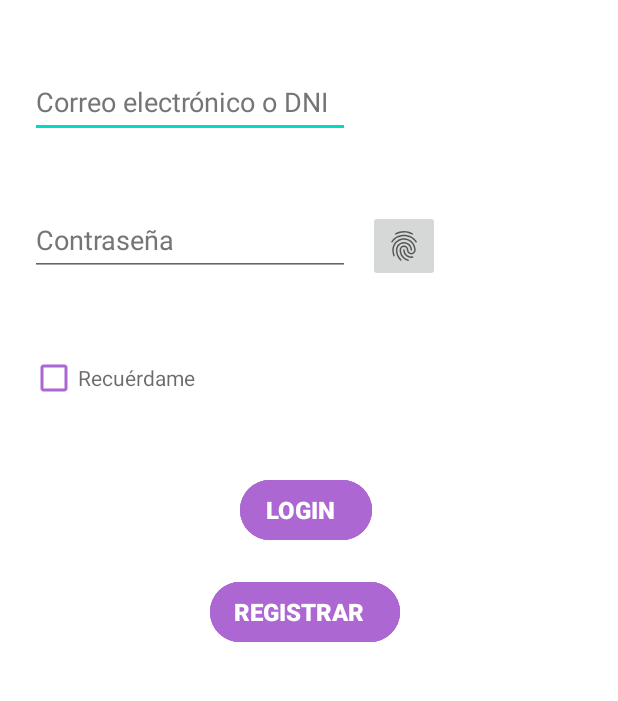
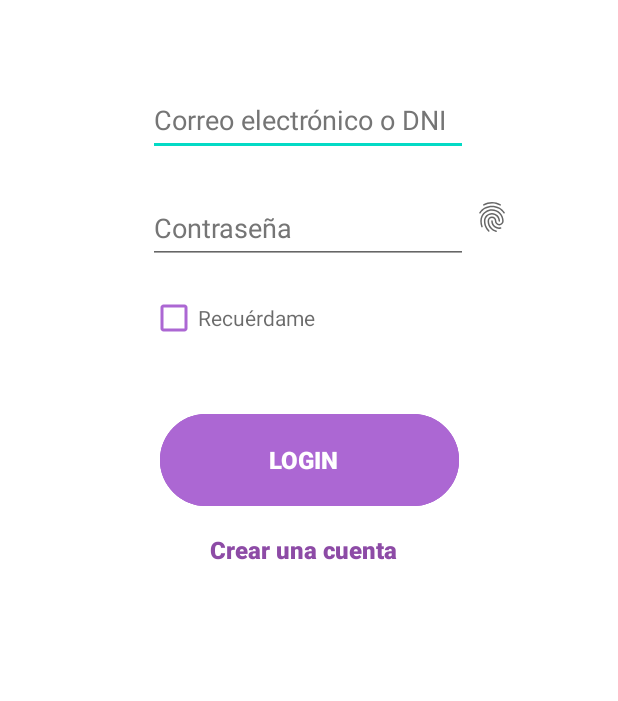
Before and after one commit to pablonoriega/AppDiscometro, an Android app: the screen it shows after launch (LoginActivity), on a phone screen of 412 x 824 dp, the part 446-1147 px from its top. Run offline under Robolectric (Android 15) with nearby library versions, the phone set to English and light mode, and no system bars; our stand-ins replace Firebase (no records; nobody signed in at launch, a user with empty details on screens opened directly).

Commit message:
layout login

```diff
--- a/app/src/main/res/layout/activity_login.xml
+++ b/app/src/main/res/layout/activity_login.xml
@@ -4,13 +4,15 @@
     xmlns:tools="http://schemas.android.com/tools"
     android:layout_width="match_parent"
     android:layout_height="match_parent"
+    android:backgroundTint="#FFFFFF"
     tools:context=".Login.LoginActivity"
     tools:ignore="SpeakableTextPresentCheck">
 
 
     <androidx.constraintlayout.widget.ConstraintLayout
         android:layout_width="match_parent"
-        android:layout_height="wrap_content">
+        android:layout_height="wrap_content"
+        android:background="#FFFFFF">
 
         <ImageView
             android:id="@+id/iv_login_banner"
@@ -25,13 +27,14 @@
             android:id="@+id/et_login_email"
             android:layout_width="wrap_content"
             android:layout_height="wrap_content"
-            android:layout_marginStart="20dp"
-            android:layout_marginTop="44dp"
+            android:layout_marginTop="56dp"
             android:ems="10"
             android:hint="@string/CorreoDNI"
             android:inputType="textEmailAddress"
             android:minHeight="48dp"
             android:textColorHint="#757575"
+            app:layout_constraintEnd_toEndOf="parent"
+            app:layout_constraintHorizontal_bias="0.497"
             app:layout_constraintStart_toStartOf="parent"
             app:layout_constraintTop_toBottomOf="@+id/iv_login_banner" />
 
@@ -39,13 +42,14 @@
             android:id="@+id/et_login_password"
             android:layout_width="wrap_content"
             android:layout_height="wrap_content"
-            android:layout_marginStart="20dp"
-            android:layout_marginTop="44dp"
+            android:layout_marginTop="24dp"
             android:ems="10"
             android:hint="@string/Contraseña"
             android:inputType="textPassword"
             android:minHeight="48dp"
             android:textColorHint="#757575"
+            app:layout_constraintEnd_toEndOf="parent"
+            app:layout_constraintHorizontal_bias="0.497"
             app:layout_constraintStart_toStartOf="parent"
             app:layout_constraintTop_toBottomOf="@+id/et_login_email" />
 
@@ -53,11 +57,12 @@
             android:id="@+id/ibtn_login_showpassword"
             android:layout_width="wrap_content"
             android:layout_height="wrap_content"
-            android:layout_marginStart="12dp"
-            android:layout_marginTop="48dp"
+            android:layout_marginEnd="60dp"
+            android:layout_marginBottom="216dp"
+            android:backgroundTint="#FFFFFF"
             android:minHeight="48dp"
-            app:layout_constraintStart_toEndOf="@+id/et_login_password"
-            app:layout_constraintTop_toBottomOf="@+id/et_login_email"
+            app:layout_constraintBottom_toBottomOf="parent"
+            app:layout_constraintEnd_toEndOf="parent"
             app:srcCompat="?android:attr/fingerprintAuthDrawable"
             tools:ignore="SpeakableTextPresentCheck" />
 
@@ -65,8 +70,8 @@
             android:id="@+id/cb_login_remember"
             android:layout_width="wrap_content"
             android:layout_height="wrap_content"
-            android:layout_marginStart="20dp"
-            android:layout_marginTop="44dp"
+            android:layout_marginStart="100dp"
+            android:layout_marginTop="12dp"
             android:buttonTint="#AC67D3"
             android:text="@string/Recuérdame"
             android:textColor="#95000000"
@@ -78,20 +83,21 @@
         <Button
             android:id="@+id/btn_login_login"
             style="@style/Widget.Material3.Button.OutlinedButton.Icon"
-            android:layout_width="wrap_content"
-            android:layout_height="wrap_content"
-            android:layout_marginStart="160dp"
-            android:layout_marginTop="40dp"
+            android:layout_width="199dp"
+            android:layout_height="69dp"
+            android:layout_marginTop="36dp"
             android:backgroundTint="#AC67D3"
             android:onClick="intentToMap"
             android:outlineAmbientShadowColor="#3F51B5"
             android:outlineSpotShadowColor="#3F51B5"
             android:text="@string/login"
+            android:textAlignment="center"
             android:textAppearance="@style/TextAppearance.AppCompat.Body2"
             android:textColor="#FFFFFF"
             android:textSize="16sp"
             android:textStyle="bold"
             app:iconTintMode="add"
+            app:layout_constraintEnd_toEndOf="parent"
             app:layout_constraintStart_toStartOf="parent"
             app:layout_constraintTop_toBottomOf="@+id/cb_login_remember"
             app:strokeColor="#AC67D3" />
@@ -99,23 +105,25 @@
         <Button
             android:id="@+id/btn_login_register"
             style="@style/Widget.Material3.Button.OutlinedButton.Icon"
-            android:layout_width="wrap_content"
-            android:layout_height="wrap_content"
-            android:layout_marginStart="140dp"
-            android:layout_marginTop="20dp"
-            android:backgroundTint="#AC67D3"
+            android:layout_width="198dp"
+            android:layout_height="39dp"
+            android:layout_marginTop="4dp"
+            android:backgroundTint="#FFFFFF"
             android:backgroundTintMode="add"
             android:onClick="intentToRegister"
             android:outlineAmbientShadowColor="#3F51B5"
             android:outlineSpotShadowColor="#3F51B5"
-            android:text="@string/registrar"
+            android:text="Crear una cuenta"
+            android:textAlignment="center"
+            android:textAllCaps="false"
             android:textAppearance="@style/TextAppearance.AppCompat.Body2"
-            android:textColor="#FFFFFF"
+            android:textColor="#8D4BA6"
             android:textSize="16sp"
             android:textStyle="bold"
+            app:layout_constraintEnd_toEndOf="parent"
             app:layout_constraintStart_toStartOf="parent"
             app:layout_constraintTop_toBottomOf="@+id/btn_login_login"
-            app:strokeColor="#AC67D3" />
+            app:strokeColor="#FFFFFF" />
 
     </androidx.constraintlayout.widget.ConstraintLayout>
 </ScrollView>
```
